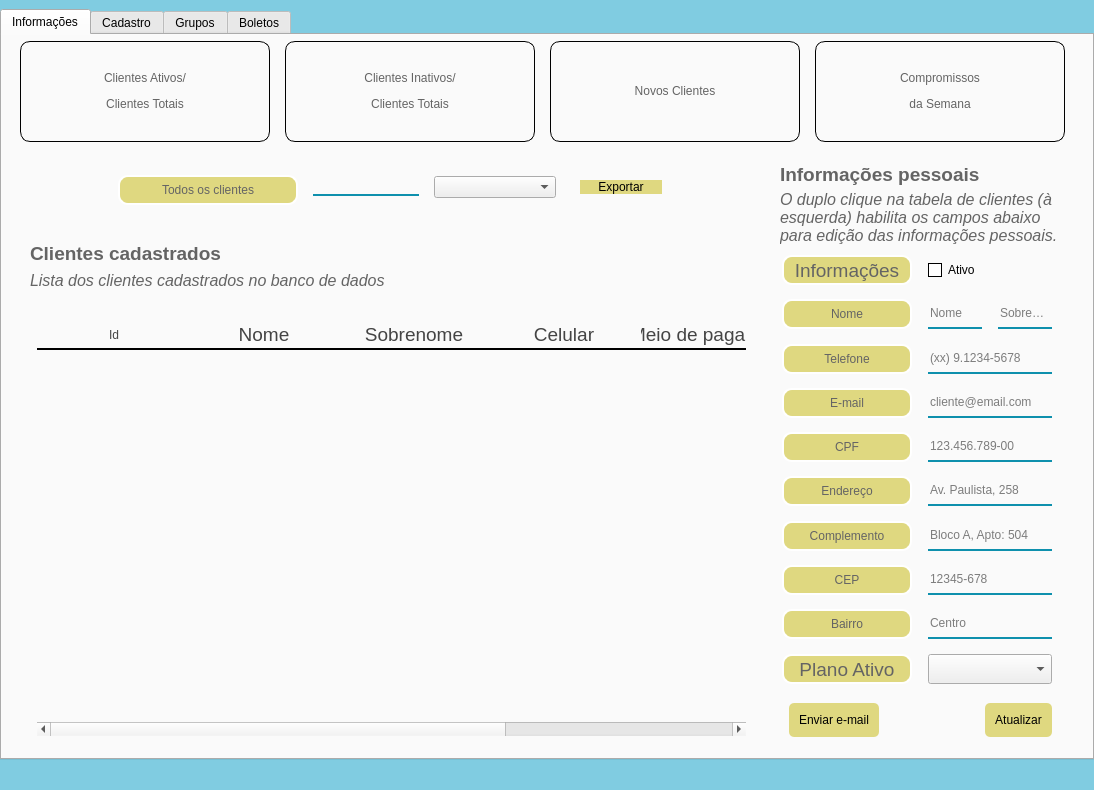
First picture: the form in Telas/UI/dashCliente.ui, repository Nautilidae-project/Nautilus, before the edit.
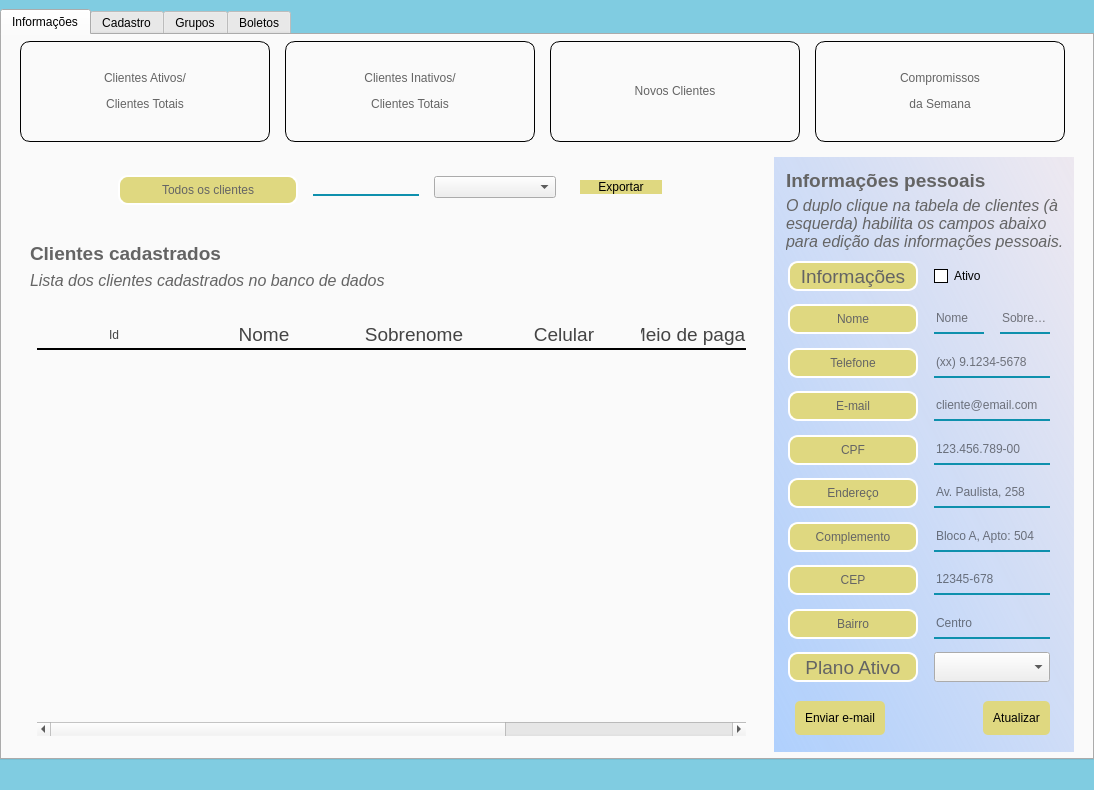
Second picture: the form after the edit. Icons and pictures are not drawn.

```diff
--- a/Telas/UI/dashCliente.ui
+++ b/Telas/UI/dashCliente.ui
@@ -208,6 +208,7 @@
 
 #frInfoCliente {
 	padding: 4px;
+	background-color: qlineargradient(spread:pad, x1:1, y1:0, x2:0, y2:1, stop:0 rgba(103, 44, 132, 22), stop:1 rgba(112, 172, 255, 138))
 }
 
 
@@ -224,6 +225,7 @@
 #leInfoCpf,
 #leInformacoes {
 	background-color: transparent;
+	color: black;
 }
 
 
@@ -799,16 +801,16 @@
          </property>
          <layout class="QVBoxLayout" name="verticalLayout_4">
           <property name="leftMargin">
-           <number>2</number>
+           <number>8</number>
           </property>
           <property name="topMargin">
-           <number>2</number>
+           <number>8</number>
           </property>
           <property name="rightMargin">
-           <number>2</number>
+           <number>4</number>
           </property>
           <property name="bottomMargin">
-           <number>2</number>
+           <number>4</number>
           </property>
           <item>
            <widget class="QFrame" name="frInfoTitulo">
```
